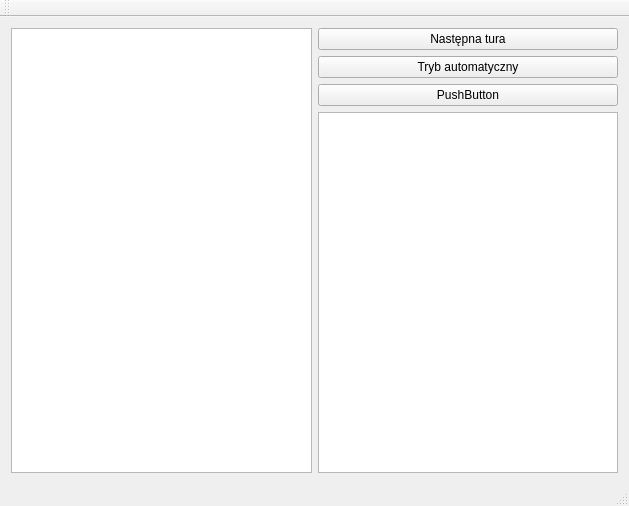
First picture: the form in mainwindow.ui, repository KarolStachurka/PJC, before the edit.
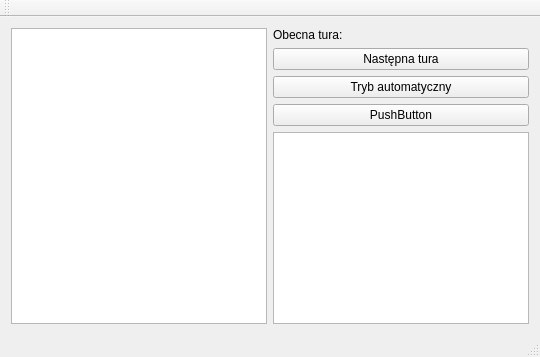
Second picture: the form after the edit.

```diff
--- a/mainwindow.ui
+++ b/mainwindow.ui
@@ -2,14 +2,6 @@
 <ui version="4.0">
  <class>MainWindow</class>
  <widget class="QMainWindow" name="MainWindow">
-  <property name="geometry">
-   <rect>
-    <x>0</x>
-    <y>0</y>
-    <width>629</width>
-    <height>506</height>
-   </rect>
-  </property>
   <property name="sizePolicy">
    <sizepolicy hsizetype="Expanding" vsizetype="Expanding">
     <horstretch>0</horstretch>
@@ -41,7 +33,25 @@
       <item>
        <layout class="QVBoxLayout" name="verticalLayout_2">
         <item>
-         <widget class="QPushButton" name="pushButton">
+         <layout class="QHBoxLayout" name="horizontalLayout_3">
+          <item>
+           <widget class="QLabel" name="turnNumber">
+            <property name="text">
+             <string>Obecna tura:</string>
+            </property>
+           </widget>
+          </item>
+          <item>
+           <widget class="QLabel" name="turnNumberDisplay">
+            <property name="text">
+             <string/>
+            </property>
+           </widget>
+          </item>
+         </layout>
+        </item>
+        <item>
+         <widget class="QPushButton" name="nextTurn">
           <property name="text">
            <string>Następna tura</string>
           </property>
```
Left out of the diff: 6 changed lines with no effect on the pictures.
